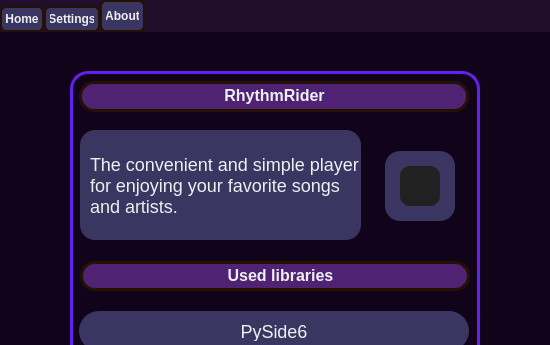
First picture: the form in ui/ui.ui, repository RomaP13/RhythmRider, before the edit; both pictures show x 0 to 550 and y 0 to 345 of the 550 by 500 pixel window.
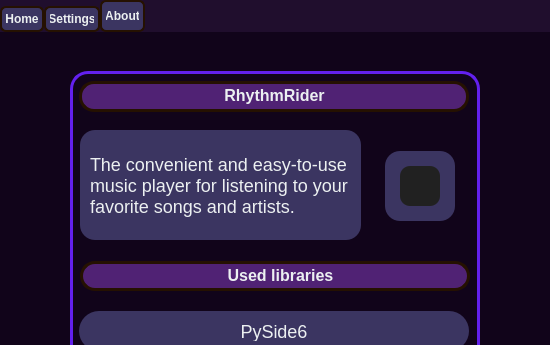
Second picture: the form after the edit. The open tabs and pages were chosen to show the change. Icons and pictures are not drawn.

The edit to the form file:
```diff
--- a/ui/ui.ui
+++ b/ui/ui.ui
@@ -1451,7 +1451,7 @@
           <string notr="true">font-size: 18px;</string>
          </property>
          <property name="text">
-          <string>The convenient and simple player for enjoying your favorite songs and artists.</string>
+          <string>The convenient and easy-to-use music player for listening to your favorite songs and artists.</string>
          </property>
          <property name="wordWrap">
           <bool>true</bool>
```
Left out of the diff: 2 changed lines with no effect on the pictures.
